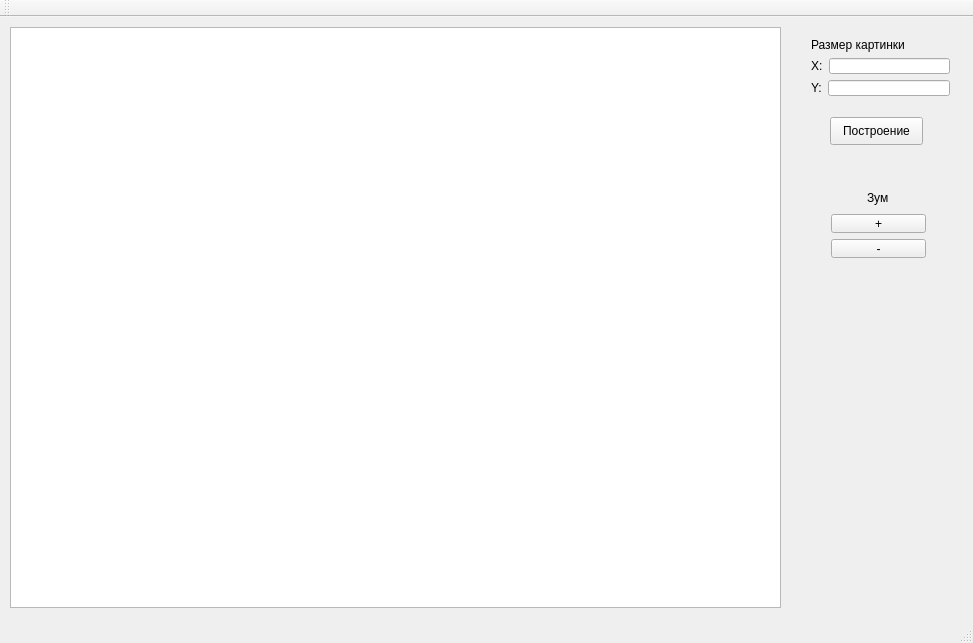
The window that mainwindow.ui (pivleonid/rgb) describes before a commit, drawn with Qt 5.
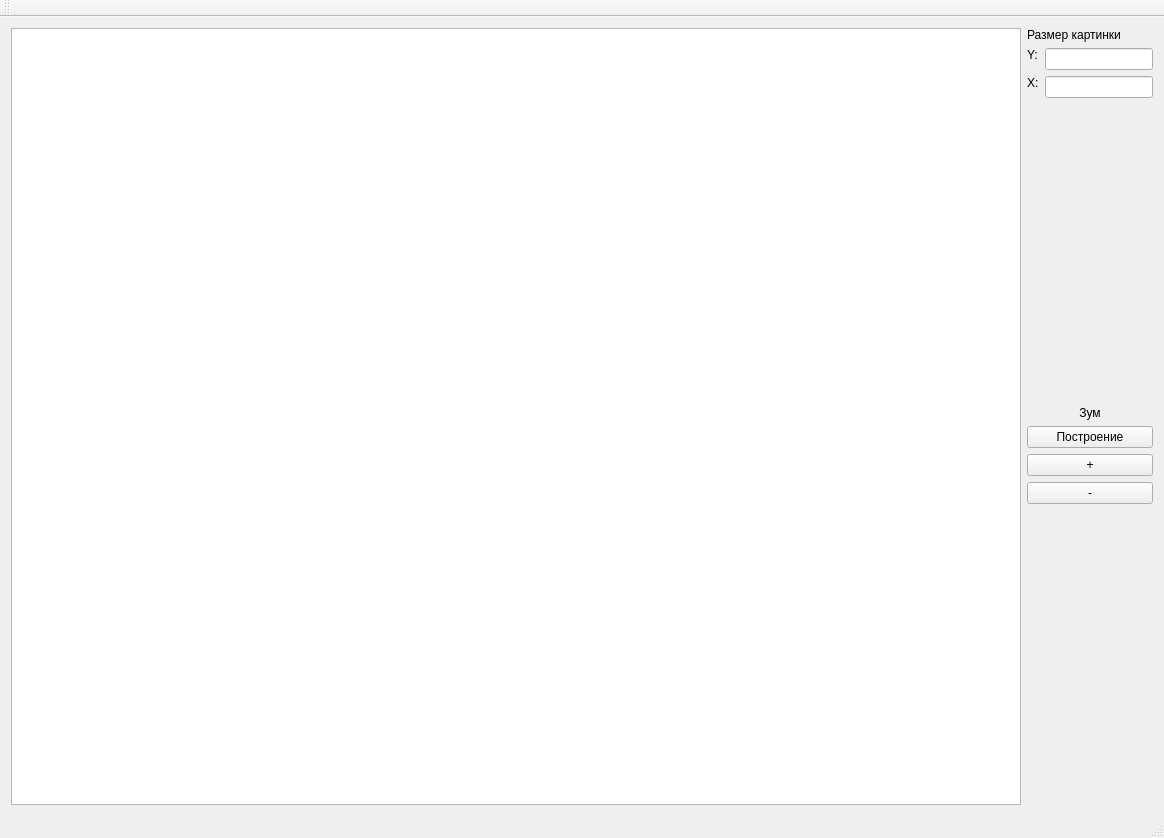
The same window after the commit.

```diff
--- a/mainwindow.ui
+++ b/mainwindow.ui
@@ -6,55 +6,111 @@
    <rect>
     <x>0</x>
     <y>0</y>
-    <width>973</width>
-    <height>643</height>
+    <width>1164</width>
+    <height>838</height>
    </rect>
   </property>
   <property name="windowTitle">
    <string>MainWindow</string>
   </property>
   <widget class="QWidget" name="centralWidget">
-   <widget class="QPushButton" name="pushButton">
-    <property name="geometry">
-     <rect>
-      <x>830</x>
-      <y>100</y>
-      <width>93</width>
-      <height>28</height>
-     </rect>
-    </property>
-    <property name="text">
-     <string>Построение</string>
-    </property>
-   </widget>
-   <widget class="QWidget" name="layoutWidget">
-    <property name="geometry">
-     <rect>
-      <x>800</x>
-      <y>10</y>
-      <width>161</width>
-      <height>80</height>
-     </rect>
-    </property>
+   <layout class="QGridLayout" name="gridLayout">
+    <item row="0" column="0">
+     <widget class="QGraphicsView" name="graphicsView"/>
+    </item>
+    <item row="0" column="1">
     <layout class="QVBoxLayout" name="verticalLayout">
      <item>
       <widget class="QLabel" name="label_6">
+        <property name="enabled">
+         <bool>true</bool>
+        </property>
+        <property name="sizePolicy">
+         <sizepolicy hsizetype="Fixed" vsizetype="Preferred">
+          <horstretch>5</horstretch>
+          <verstretch>0</verstretch>
+         </sizepolicy>
+        </property>
+        <property name="maximumSize">
+         <size>
+          <width>200</width>
+          <height>16777215</height>
+         </size>
+        </property>
+        <property name="font">
+         <font>
+          <pointsize>9</pointsize>
+         </font>
+        </property>
        <property name="text">
         <string>Размер картинки</string>
        </property>
       </widget>
      </item>
      <item>
-      <layout class="QHBoxLayout" name="horizontalLayout">
-       <item>
+       <layout class="QFormLayout" name="formLayout">
+        <item row="0" column="0">
+         <widget class="QLabel" name="label_3">
+          <property name="sizePolicy">
+           <sizepolicy hsizetype="Fixed" vsizetype="Fixed">
+            <horstretch>5</horstretch>
+            <verstretch>10</verstretch>
+           </sizepolicy>
+          </property>
+          <property name="text">
+           <string>Y:</string>
+          </property>
+         </widget>
+        </item>
+        <item row="0" column="1">
+         <widget class="QLineEdit" name="lineEdit_2">
+          <property name="enabled">
+           <bool>true</bool>
+          </property>
+          <property name="sizePolicy">
+           <sizepolicy hsizetype="Fixed" vsizetype="Fixed">
+            <horstretch>5</horstretch>
+            <verstretch>0</verstretch>
+           </sizepolicy>
+          </property>
+          <property name="maximumSize">
+           <size>
+            <width>200</width>
+            <height>16777215</height>
+           </size>
+          </property>
+         </widget>
+        </item>
+        <item row="1" column="0">
         <widget class="QLabel" name="label_2">
+          <property name="sizePolicy">
+           <sizepolicy hsizetype="Fixed" vsizetype="Fixed">
+            <horstretch>5</horstretch>
+            <verstretch>10</verstretch>
+           </sizepolicy>
+          </property>
          <property name="text">
           <string>X:</string>
          </property>
         </widget>
        </item>
-       <item>
+        <item row="1" column="1">
         <widget class="QLineEdit" name="lineEdit">
+          <property name="enabled">
+           <bool>true</bool>
+          </property>
+          <property name="sizePolicy">
+           <sizepolicy hsizetype="Fixed" vsizetype="Fixed">
+            <horstretch>5</horstretch>
+            <verstretch>0</verstretch>
+           </sizepolicy>
+          </property>
+          <property name="maximumSize">
+           <size>
+            <width>200</width>
+            <height>16777215</height>
+           </size>
+          </property>
          <property name="text">
           <string/>
          </property>
@@ -63,90 +119,149 @@
       </layout>
      </item>
      <item>
-      <layout class="QHBoxLayout" name="horizontalLayout_2">
-       <item>
-        <widget class="QLabel" name="label_3">
-         <property name="text">
-          <string>Y:</string>
-         </property>
-        </widget>
-       </item>
-       <item>
-        <widget class="QLineEdit" name="lineEdit_2"/>
-       </item>
-      </layout>
-     </item>
-    </layout>
-   </widget>
-   <widget class="QGraphicsView" name="graphicsView">
-    <property name="geometry">
-     <rect>
-      <x>10</x>
-      <y>10</y>
-      <width>771</width>
-      <height>581</height>
-     </rect>
-    </property>
-   </widget>
-   <widget class="QWidget" name="">
-    <property name="geometry">
-     <rect>
-      <x>820</x>
-      <y>160</y>
-      <width>117</width>
-      <height>92</height>
-     </rect>
-    </property>
-    <layout class="QGridLayout" name="gridLayout">
-     <item row="0" column="0">
-      <spacer name="horizontalSpacer">
+       <spacer name="verticalSpacer_2">
+        <property name="enabled">
+         <bool>true</bool>
+        </property>
+        <property name="sizePolicy">
+         <sizepolicy hsizetype="Minimum" vsizetype="Expanding">
+          <horstretch>0</horstretch>
+          <verstretch>0</verstretch>
+         </sizepolicy>
+        </property>
        <property name="orientation">
-        <enum>Qt::Horizontal</enum>
+         <enum>Qt::Vertical</enum>
+        </property>
+        <property name="sizeType">
+         <enum>QSizePolicy::Expanding</enum>
        </property>
        <property name="sizeHint" stdset="0">
         <size>
-         <width>40</width>
-         <height>20</height>
+          <width>85</width>
+          <height>78</height>
         </size>
        </property>
       </spacer>
      </item>
-     <item row="0" column="1">
+      <item>
       <widget class="QLabel" name="label_7">
+        <property name="enabled">
+         <bool>true</bool>
+        </property>
+        <property name="sizePolicy">
+         <sizepolicy hsizetype="Fixed" vsizetype="Fixed">
+          <horstretch>5</horstretch>
+          <verstretch>0</verstretch>
+         </sizepolicy>
+        </property>
+        <property name="maximumSize">
+         <size>
+          <width>200</width>
+          <height>16777215</height>
+         </size>
+        </property>
        <property name="text">
         <string>Зум</string>
        </property>
-      </widget>
-     </item>
-     <item row="0" column="2">
-      <spacer name="horizontalSpacer_2">
-       <property name="orientation">
-        <enum>Qt::Horizontal</enum>
-       </property>
-       <property name="sizeHint" stdset="0">
+        <property name="alignment">
+         <set>Qt::AlignCenter</set>
+        </property>
+       </widget>
+      </item>
+      <item>
+       <widget class="QPushButton" name="pushButton">
+        <property name="enabled">
+         <bool>true</bool>
+        </property>
+        <property name="sizePolicy">
+         <sizepolicy hsizetype="Fixed" vsizetype="Fixed">
+          <horstretch>5</horstretch>
+          <verstretch>0</verstretch>
+         </sizepolicy>
+        </property>
+        <property name="maximumSize">
         <size>
-         <width>40</width>
-         <height>20</height>
-        </size>
-       </property>
-      </spacer>
-     </item>
-     <item row="1" column="0" colspan="3">
+          <width>200</width>
+          <height>16777215</height>
+         </size>
+        </property>
+        <property name="text">
+         <string>Построение</string>
+        </property>
+       </widget>
+      </item>
+      <item>
       <widget class="QPushButton" name="pushButton_2">
+        <property name="enabled">
+         <bool>true</bool>
+        </property>
+        <property name="sizePolicy">
+         <sizepolicy hsizetype="Fixed" vsizetype="Fixed">
+          <horstretch>5</horstretch>
+          <verstretch>0</verstretch>
+         </sizepolicy>
+        </property>
+        <property name="maximumSize">
+         <size>
+          <width>200</width>
+          <height>16777215</height>
+         </size>
+        </property>
        <property name="text">
         <string>+</string>
        </property>
       </widget>
      </item>
-     <item row="2" column="0" colspan="3">
+      <item>
       <widget class="QPushButton" name="pushButton_3">
+        <property name="enabled">
+         <bool>true</bool>
+        </property>
+        <property name="sizePolicy">
+         <sizepolicy hsizetype="Fixed" vsizetype="Fixed">
+          <horstretch>5</horstretch>
+          <verstretch>0</verstretch>
+         </sizepolicy>
+        </property>
+        <property name="maximumSize">
+         <size>
+          <width>200</width>
+          <height>16777215</height>
+         </size>
+        </property>
        <property name="text">
         <string>-</string>
        </property>
       </widget>
      </item>
-    </layout>
-   </widget>
+      <item>
+       <spacer name="verticalSpacer">
+        <property name="enabled">
+         <bool>true</bool>
+        </property>
+        <property name="sizePolicy">
+         <sizepolicy hsizetype="Minimum" vsizetype="Expanding">
+          <horstretch>0</horstretch>
+          <verstretch>0</verstretch>
+         </sizepolicy>
+        </property>
+        <property name="orientation">
+         <enum>Qt::Vertical</enum>
+        </property>
+        <property name="sizeType">
+         <enum>QSizePolicy::Expanding</enum>
+        </property>
+        <property name="sizeHint" stdset="0">
+         <size>
+          <width>88</width>
+          <height>48</height>
+         </size>
+        </property>
+       </spacer>
+      </item>
+     </layout>
+    </item>
+   </layout>
   </widget>
   <widget class="QMenuBar" name="menuBar">
    <property name="geometry">
```
Left out of the diff: 2 changed lines with no effect on the pictures. Lines whose indentation alone changed are shown as unchanged.
